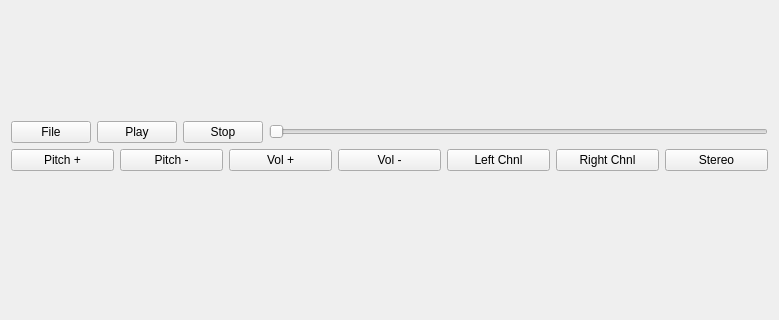
Old version of the form VideoPlayer.ui in the repository arton0306/VideoPlayer; both pictures show x 0 to 779 and y 115 to 435 of the 779 by 527 pixel window.
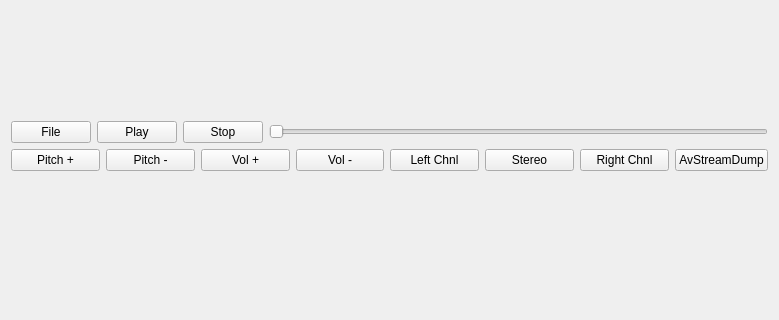
New version of the form.

Commit message: feature/dumpAVStream

```diff
--- a/VideoPlayer.ui
+++ b/VideoPlayer.ui
@@ -89,13 +89,6 @@
           </property>
          </widget>
         </item>
-        <item>
-         <widget class="QPushButton" name="mRightChnlBtn">
-          <property name="text">
-           <string>Right Chnl</string>
-          </property>
-         </widget>
-        </item>
         <item>
          <widget class="QPushButton" name="mStereoChnlBtn">
           <property name="text">
@@ -103,6 +96,20 @@
           </property>
          </widget>
         </item>
+        <item>
+         <widget class="QPushButton" name="mRightChnlBtn">
+          <property name="text">
+           <string>Right Chnl</string>
+          </property>
+         </widget>
+        </item>
+        <item>
+         <widget class="QPushButton" name="mDumpAV">
+          <property name="text">
+           <string>AvStreamDump</string>
+          </property>
+         </widget>
+        </item>
        </layout>
       </item>
      </layout>
```
The commit also changes 4 other files.
